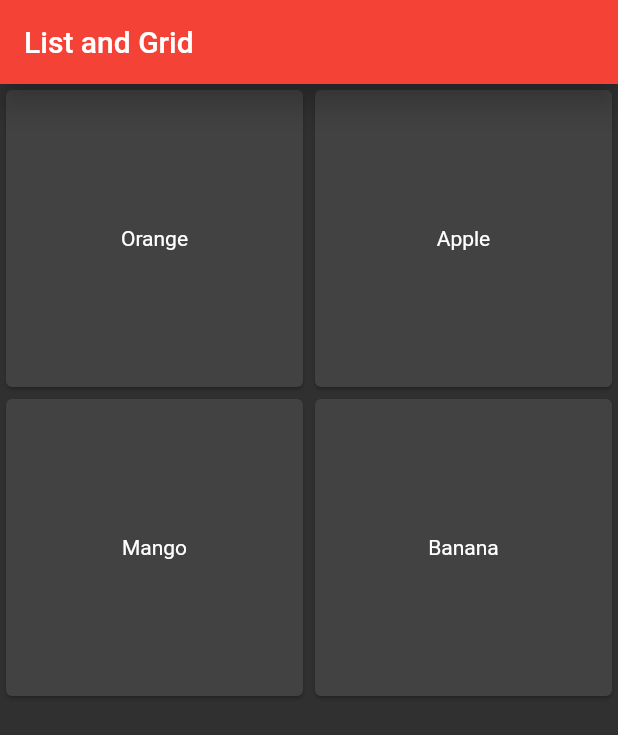
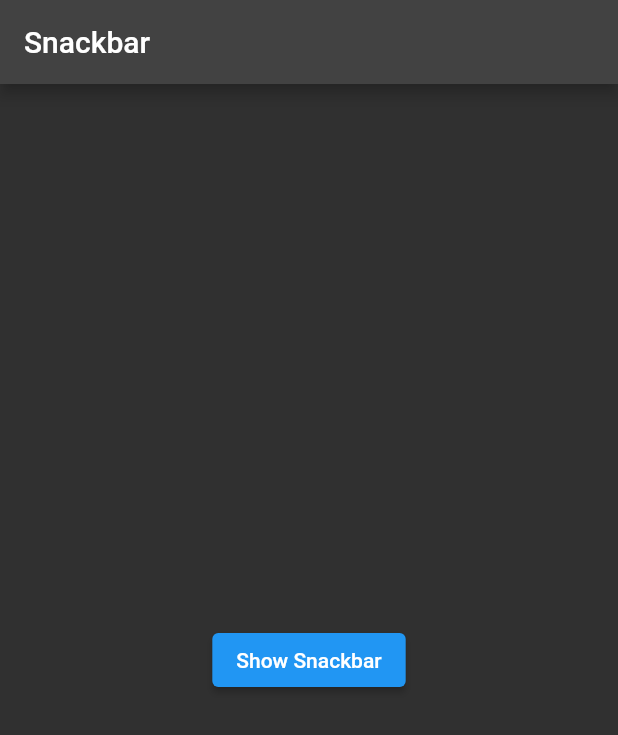
Before and after one commit to ashu98s/https---github.com-ashu98s-Flutter_Widgets, a Flutter app: the screen it shows after launch, on a phone screen of 412 x 824 dp. Shown: the top 735 px of the screen. Run offline on Flutter 3.47's test engine with Material 2 defaults, Android fonts, the phone set to English and light mode, and no system bars.

Commit message:
main.dart file

```diff
--- a/lib/main.dart
+++ b/lib/main.dart
@@ -3,6 +3,7 @@ import 'package:hello_flutter/widgets/button.dart';
 import 'package:hello_flutter/widgets/container_sized.dart';
 import 'package:hello_flutter/widgets/list_grid.dart';
 import 'package:hello_flutter/widgets/rowscols.dart';
+import 'package:hello_flutter/widgets/snackbar.dart';
 
 //Entry Point for every application
 void main() => runApp(new MyApp());
@@ -16,7 +17,7 @@ class MyApp extends StatelessWidget {
       debugShowCheckedModeBanner: false,
       theme: ThemeData(
           brightness: Brightness.dark, primaryColor: Colors.deepPurple),
-      home: ListGrid(),
+      home: SnackbarWidget(),
     );
   }
 }
--- /dev/null
+++ b/lib/widgets/snackbar.dart
@@ -0,0 +1,37 @@
+import 'package:flutter/material.dart';
+
+class SnackbarWidget extends StatelessWidget {
+  const SnackbarWidget({Key? key}) : super(key: key);
+
+  @override
+  Widget build(BuildContext context) {
+    return Scaffold(
+      appBar: AppBar(
+        // backgroundColor: Colors.black,
+        title: Text('Snackbar'),
+      ),
+      body: Container(
+        child: Center(
+          child: ElevatedButton(
+              onPressed: () {
+                final snackbar = SnackBar(
+                    action: SnackBarAction(
+                      label: 'Undo',
+                      textColor: Colors.blue,
+                      onPressed: () {},
+                    ),
+                    shape: RoundedRectangleBorder(
+                        borderRadius: BorderRadius.circular(20)),
+                    behavior: SnackBarBehavior.floating,
+                    // padding: EdgeInsets.all(20),
+                    duration: const Duration(milliseconds: 3000),
+                    // backgroundColor: Colors.red,
+                    content: Text('This is an error'));
+                ScaffoldMessenger.of(context).showSnackBar(snackbar);
+              },
+              child: Text('Show Snackbar')),
+        ),
+      ),
+    );
+  }
+}
```
